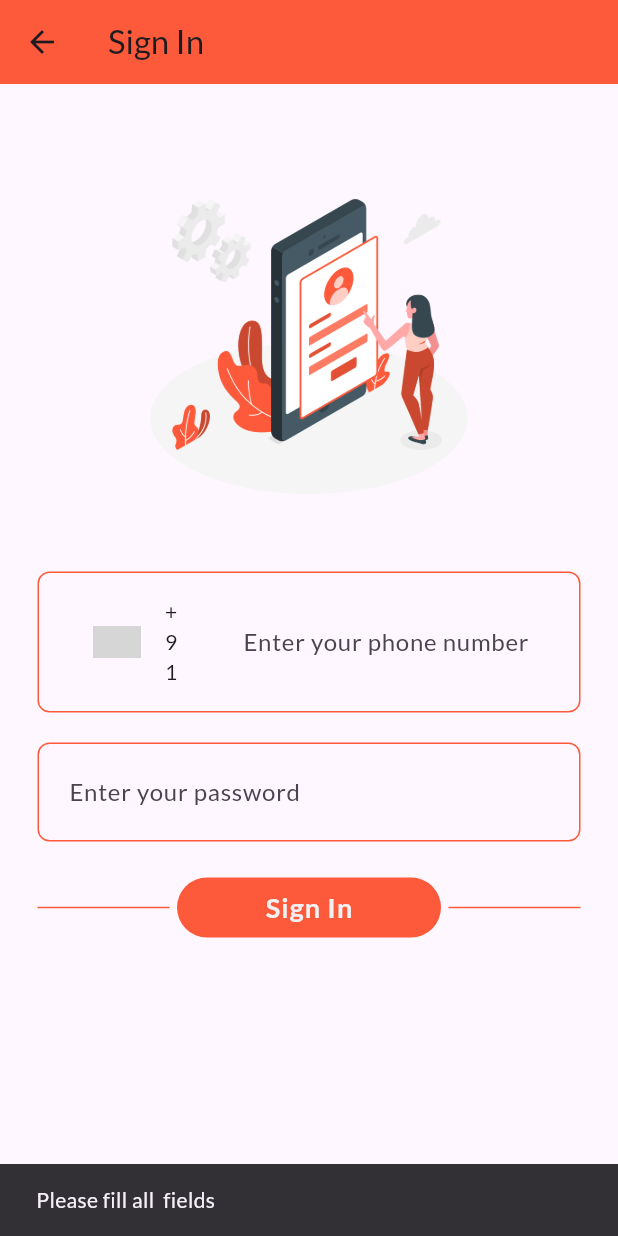
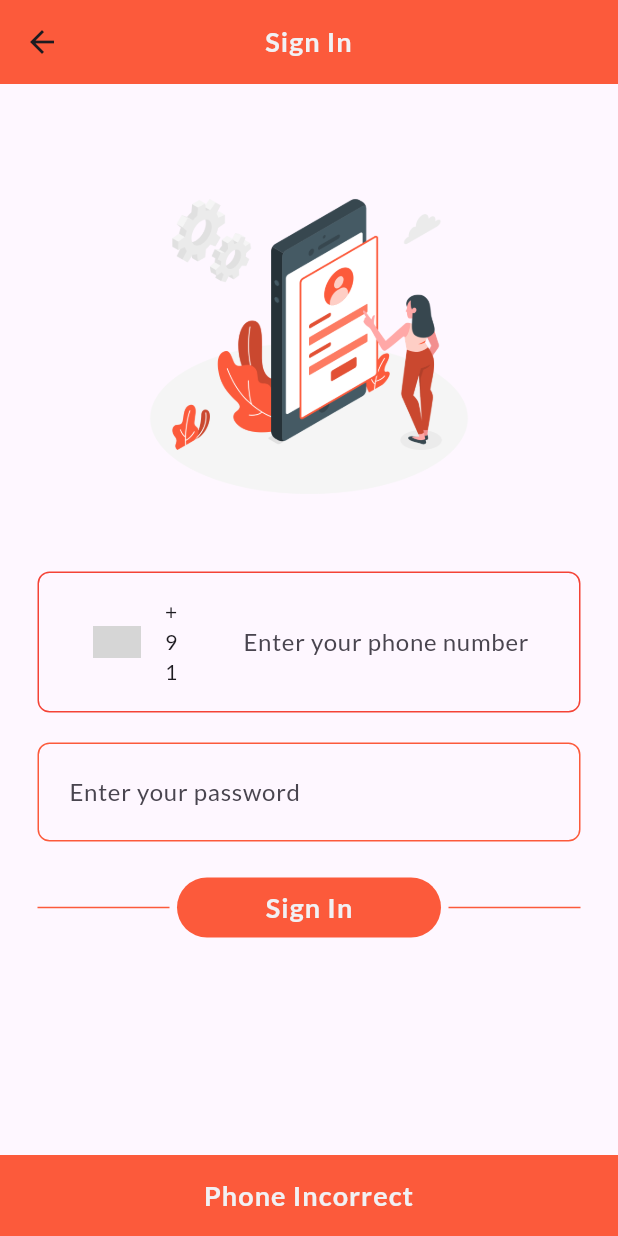
Before and after one commit to ReoCorreia/Alt-Pay, a Flutter app: the SignIn screen opened directly, after a tap on "Sign In", on a phone screen of 412 x 824 dp. Run offline on Flutter 3.47's test engine with Material 3 defaults, Android fonts, the phone set to English and light mode, and no system bars; drawn by our look-alikes of country_code_picker, flutter_animate; our stand-ins replace flutter_custom_clippers, google_fonts, lottie, otp_text_field, pretty_qr_code; missing offline and left inert: flutter_barcode_scanner; project files that could hold a hidden picture were left out; grey boxes are pictures that could not be loaded.

Commit message:
added animations to sign-in

```diff
--- a/lib/pages/customer/sign_in.dart
+++ b/lib/pages/customer/sign_in.dart
@@ -1,6 +1,7 @@
 import 'package:flutter/material.dart';
 import 'package:country_code_picker/country_code_picker.dart';
 import 'package:flutter_application_1/pages/customer/dashboard.dart';
+import 'package:flutter_animate/flutter_animate.dart';
 
 import 'package:flutter_application_1/styles/button.dart';
 import 'package:google_fonts/google_fonts.dart';
@@ -16,15 +17,55 @@ class SignIn extends StatefulWidget {
 class _SignInState extends State<SignIn> {
 
   String _selectedCountryCode = "+91"; // Default country code
+  bool incorrectPhone = false;
+  bool incorrectPassword = false;
 
   final TextEditingController _phoneNumberController = TextEditingController();
   final TextEditingController _password = TextEditingController();
 
   void _submit(BuildContext context){
-    print('Phone: ${_phoneNumberController.text}');
-    print('Password: ${_password.text}');
-    if(_phoneNumberController.text.isEmpty || _password.text.isEmpty){
-      ScaffoldMessenger.of(context).showSnackBar(const SnackBar(content: Text('Please fill all  fields')));
+
+    if(_phoneNumberController.text.isEmpty){
+      setState(() {
+        incorrectPhone = true;
+      });
+      ScaffoldMessenger.of(context).showSnackBar(
+        SnackBar(
+          content: Text(
+            textAlign: TextAlign.center,
+            'Phone Incorrect',
+            style: GoogleFonts.getFont(
+              'Lato',
+              fontSize: 18,
+              color: textWhite,
+              fontWeight: FontWeight.bold,
+              letterSpacing: .7,
+            ),
+          ).animate(target: incorrectPhone? 1 : 0).shakeX(hz: 14, curve: Curves.easeInOutCubic),
+          backgroundColor: themeBtnOrange
+        ),
+      );
+      return;
+    }else if(_password.text.isEmpty){
+      setState(() {
+        incorrectPassword = true;
+      });
+      ScaffoldMessenger.of(context).showSnackBar(
+        SnackBar(
+          content: Text(
+            textAlign: TextAlign.center,
+            'Password Incorrect',
+            style: GoogleFonts.getFont(
+              'Lato',
+              fontSize: 18,
+              color: textWhite,
+              fontWeight: FontWeight.bold,
+              letterSpacing: .7,
+            ),
+          ).animate(target: incorrectPassword? 1 : 0).shakeX(hz: 14, curve: Curves.easeInOutCubic),
+          backgroundColor: themeBtnOrange
+        ),
+      );
       return;
     }
     Navigator.push(context, MaterialPageRoute(builder: (context) => const Dashboard()));
@@ -34,18 +75,30 @@ class _SignInState extends State<SignIn> {
   Widget build(BuildContext context) {
     return Scaffold(
       appBar: AppBar(
+        centerTitle: true,
         backgroundColor: themeBtnOrange,
-        title: const Text('Sign In'),
+          title: Text(
+            textAlign: TextAlign.center,
+            'Sign In',
+            style: GoogleFonts.getFont(
+              'Lato',
+              fontSize: 18,
+              color: textWhite,
+              fontWeight: FontWeight.bold,
+              letterSpacing: .7,
+            ),
+          )
       ),
       body: Padding(
         padding: const EdgeInsets.all(25.0),
         child: ListView(
           children: <Widget>[
+            // target: incorrectInput? 1 : 0 can be used inside animate() to conditionally animate.
             Image.asset('lib/images/login.png', width: 300, height: 300),
             // const SizedBox(height: 20.0),
             Container(
               decoration: BoxDecoration(
-                border: Border.all(color: themeBtnOrange), // Define border color and width
+                border: Border.all(color: incorrectPhone? Colors.red : themeBtnOrange), // Define border color and width
                 borderRadius: BorderRadius.circular(8.0), // Optionally, apply border radius
               ),
               child: Row(
@@ -75,17 +128,19 @@ class _SignInState extends State<SignIn> {
                   ),
                 ],
               ),
-            ),
+            ).animate(target: incorrectPhone? 1 : 0).shakeX(hz: 14, curve: Curves.easeInOutCubic),
             const SizedBox(height: 20.0),
             Row(
               children: [
+                    // effects: [FadeEffect(), ScaleEffect()],
                 Expanded(
                   flex: 2,
                   child: Container(
                     decoration: BoxDecoration(
                       borderRadius: BorderRadius.circular(8.0), // Apply border radius
-                      border: Border.all(color: themeBtnOrange), // Define border color and width
+                      border: Border.all(color: incorrectPassword? Colors.red : themeBtnOrange), // Define border color and width
                     ),
+
                     child: TextField(
                       obscureText: true,
                       decoration: const InputDecoration(
@@ -95,7 +150,7 @@ class _SignInState extends State<SignIn> {
                       ),
                       controller: _password,
                     ),
-                  ),
+                  ).animate(target: incorrectPassword? 1 : 0).shakeX(hz: 14, curve: Curves.easeInOutCubic),
                 ),
               ],
             ),
--- a/pubspec.yaml
+++ b/pubspec.yaml
@@ -45,6 +45,7 @@ dependencies:
   lottie: ^3.1.0
   flutter_custom_clippers: ^2.1.0
   google_fonts: ^6.2.1
+  flutter_animate: ^4.5.0
 
 dev_dependencies:
   flutter_test:
```
Also changed, not shown: pubspec.lock.
